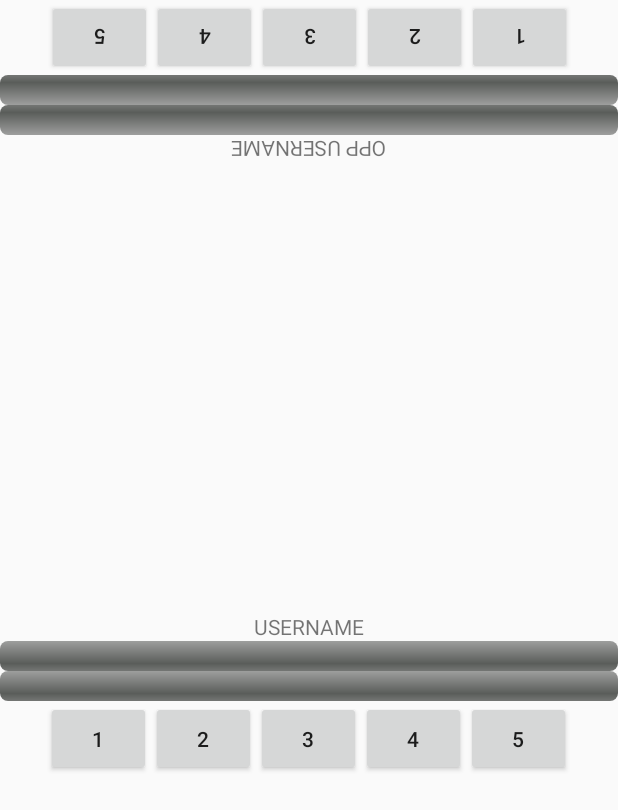
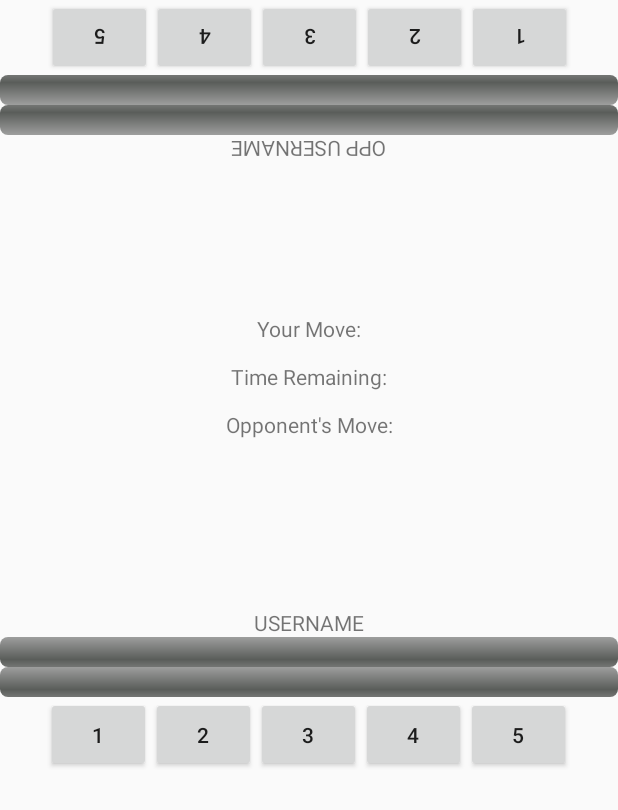
Before and after one commit to crosenblatt/wizard-duel-2-app, an Android app: the layout activity_offline_game.xml on its own in the app's theme, with its tools: preview values and no code run, on a phone screen of 412 x 824 dp. Shown: the top 810 px of the screen. Run offline under Robolectric (Android 15) with nearby library versions, the phone set to English and light mode, and no system bars.

Commit message:
added timer to offline game

```diff
--- a/WizardDuel2/app/src/main/java/com/cs307/crosenblatt/wizardduel2/IP.java
+++ b/WizardDuel2/app/src/main/java/com/cs307/crosenblatt/wizardduel2/IP.java
@@ -9,5 +9,5 @@ final class IP {
 
     //CHRIS PAL
     //public static final String IP = "https://wizard-duel.herokuapp.com/";
-    public static final String IP = "http://128.211.242.117:3000";
+    public static final String IP = "http://10.192.122.180:3000";
 }
--- a/WizardDuel2/app/src/main/res/layout/activity_offline_game.xml
+++ b/WizardDuel2/app/src/main/res/layout/activity_offline_game.xml
@@ -149,37 +149,49 @@
         <!--End opponent stuff-->
 
         <RelativeLayout
-            android:id="@id/last_moves"
             android:layout_width="match_parent"
             android:layout_height="wrap_content"
+            android:gravity="center_vertical"
             android:layout_below="@id/opp_stuff"
-            android:gravity="center_vertical">
-
+            android:id="@id/last_moves">
             <LinearLayout
-                android:id="@id/top_text"
                 android:layout_width="match_parent"
-                android:layout_height="49dp"
-                android:gravity="center_horizontal">
-
+                android:layout_height="32dp"
+                android:gravity="center_horizontal"
+                android:id="@id/top_text">
                 <TextView
-                    android:id="@id/spell_cast"
                     android:layout_width="match_parent"
                     android:layout_height="match_parent"
-                    android:gravity="center_horizontal" />
+                    android:id="@id/spell_cast"
+                    android:gravity="center_horizontal"
+                    android:text="@string/cast_prompt"/>
 
             </LinearLayout>
 
             <LinearLayout
-                android:id="@id/opponent_cast_view"
                 android:layout_width="match_parent"
-                android:layout_height="49dp"
-                android:layout_below="@id/top_text">
-
+                android:layout_height="32dp"
+                android:layout_below="@id/top_text"
+                android:id="@+id/timer_layout">
                 <TextView
-                    android:id="@id/opponent_cast"
                     android:layout_width="match_parent"
                     android:layout_height="match_parent"
-                    android:gravity="center_horizontal" />
+                    android:id="@+id/time_text"
+                    android:gravity="center_horizontal"
+                    android:text="@string/time_text"/>
+            </LinearLayout>
+
+            <LinearLayout
+                android:layout_width="match_parent"
+                android:layout_height="32dp"
+                android:layout_below="@+id/timer_layout"
+                android:id="@id/opponent_cast_view">
+                <TextView
+                    android:layout_width="match_parent"
+                    android:layout_height="match_parent"
+                    android:id="@id/opponent_cast"
+                    android:gravity="center_horizontal"
+                    android:text="@string/opponent_info"/>
             </LinearLayout>
         </RelativeLayout>
 
```
Also changed, not shown: WizardDuel2/app/src/main/java/com/cs307/crosenblatt/wizardduel2/OfflineGameActivity.java (+42 -1 lines).
